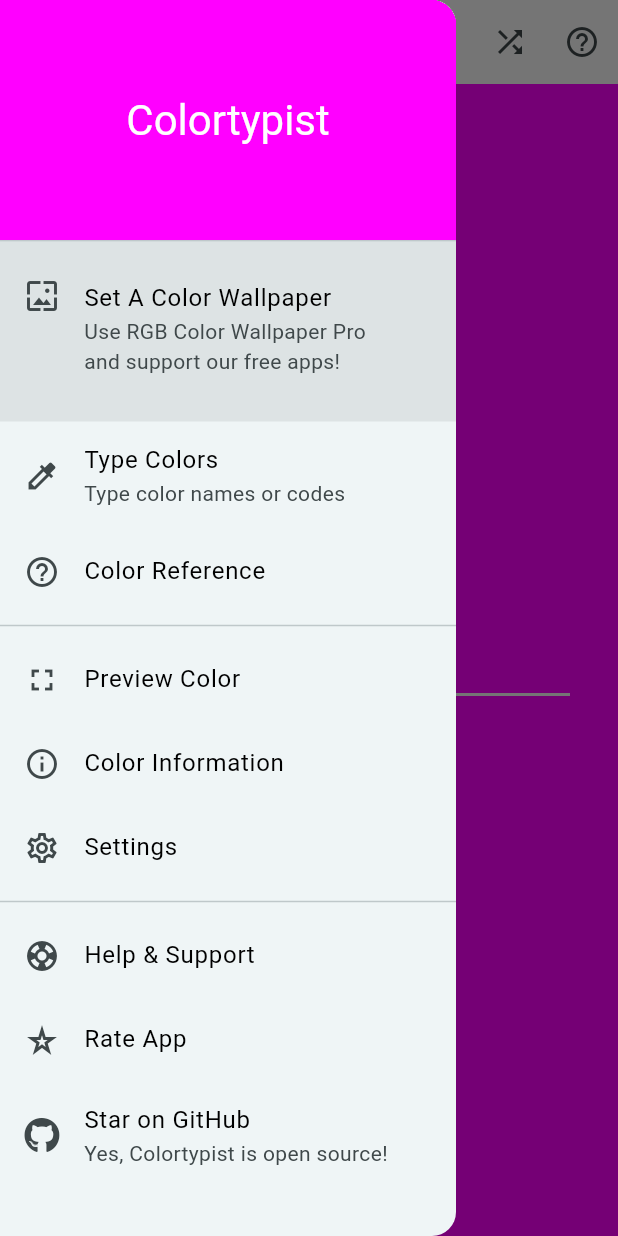
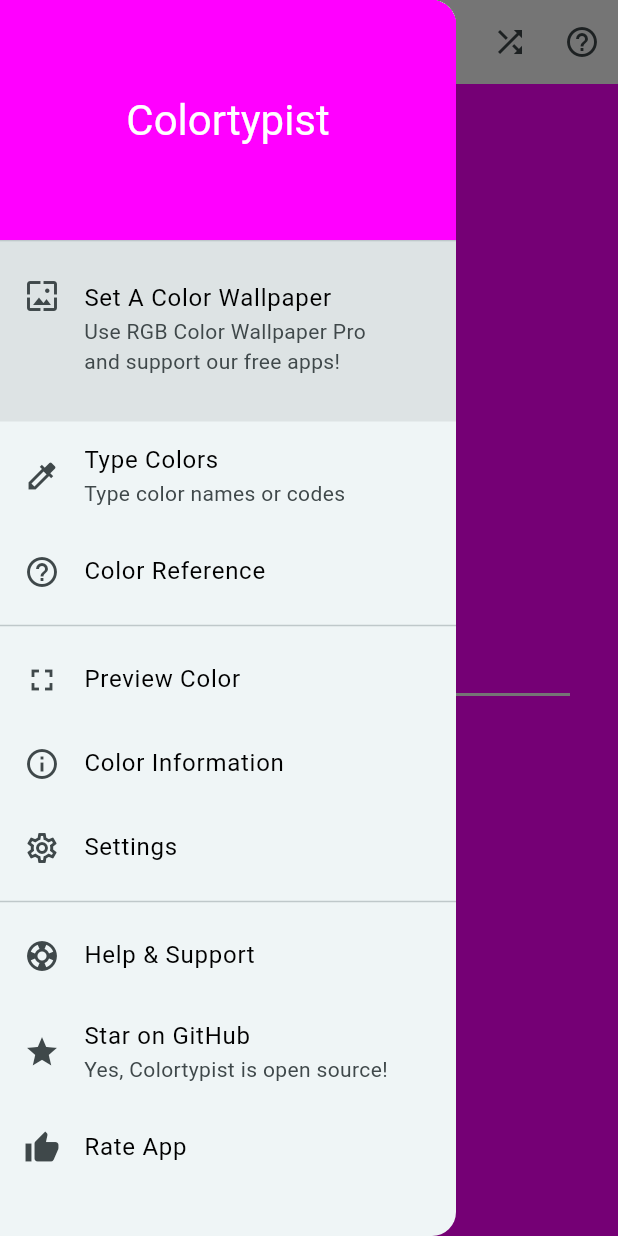
Before and after one commit to tecdrop/colortypist, a Flutter app: the screen it shows after launch, with the side drawer open, on a phone screen of 412 x 824 dp. Run offline on Flutter 3.47's test engine with Material 3 defaults, Android fonts, the phone set to English and light mode, and no system bars; our stand-ins replace from_css_color, share_plus, shared_preferences.

Commit message:
Remove custom icons and associated font files from the project

```diff
--- a/lib/common/custom_icons.dart
+++ /dev/null
@@ -1,18 +0,0 @@
-// Copyright 2020-2025 Tecdrop SRL. All rights reserved.
-// Use of this source code is governed by an MIT-style license that can be found
-// in the LICENSE file or at https://www.tecdrop.com/colortypist/license/.
-
-// Copyright (C) 2023 by original authors @ fluttericon.com, fontello.com
-// This font was generated by FlutterIcon.com, which is derived from Fontello.
-//
-// Font Awesome 5, Copyright (C) 2016 by Dave Gandy
-// Author:    Dave Gandy
-// License:   SIL (https://github.com/FortAwesome/Font-Awesome/blob/master/LICENSE.txt)
-// Homepage:  http://fortawesome.github.com/Font-Awesome/
-
-import 'package:flutter/widgets.dart';
-
-const _kFontFam = 'Colortypist';
-const String? _kFontPkg = null;
-
-const IconData github = IconData(0xf09b, fontFamily: _kFontFam, fontPackage: _kFontPkg);
--- a/lib/widgets/app_drawer.dart
+++ b/lib/widgets/app_drawer.dart
@@ -4,7 +4,6 @@
 
 import 'package:flutter/material.dart';
 
-import '../common/custom_icons.dart' as custom_icons;
 import '../common/strings.dart' as strings;
 import '../models/color_result.dart';
 import 'app_transparency_grid.dart';
@@ -26,10 +25,10 @@ enum AppDrawerItems {
 class AppDrawer extends StatelessWidget {
   /// Creates a new instance of the app drawer.
   const AppDrawer({
-    Key? key,
+    super.key,
     required this.colorResult,
     this.onItemTap,
-  }) : super(key: key);
+  });
 
   /// The current color result to display in the app drawer header.
   ///
@@ -53,7 +52,7 @@ class AppDrawer extends StatelessWidget {
           // The Set Color Wallpaper drawer item
           ListTile(
             contentPadding: const EdgeInsets.all(16.0),
-            tileColor: Theme.of(context).colorScheme.onPrimary.withOpacity(0.075),
+            tileColor: Theme.of(context).colorScheme.onPrimary.withValues(alpha: 0.075),
             leading: const Icon(Icons.wallpaper),
             title: const Text(strings.setWallpaperDrawerTitle),
             subtitle: const Text(strings.setWallpaperDrawerSubtitle),
@@ -116,23 +115,23 @@ class AppDrawer extends StatelessWidget {
             item: AppDrawerItems.help,
           ),
 
+          // The Star on GitHub drawer item
+          _buildItem(
+            context,
+            icon: Icons.star,
+            title: strings.starOnGitHubTitle,
+            subtitle: strings.starOnGitHubSubtitle,
+            item: AppDrawerItems.viewSource,
+          ),
+
           // The Rate App drawer item (currently shown only on Android)
           if (Theme.of(context).platform == TargetPlatform.android)
             _buildItem(
               context,
-              icon: Icons.star_rate_outlined,
+              icon: Icons.thumb_up,
               title: strings.rateAppDrawer,
               item: AppDrawerItems.rateApp,
             ),
-
-          // The Star on GitHub drawer item
-          _buildItem(
-            context,
-            icon: custom_icons.github,
-            title: strings.starOnGitHubTitle,
-            subtitle: strings.starOnGitHubSubtitle,
-            item: AppDrawerItems.viewSource,
-          ),
         ],
       ),
     );
@@ -160,10 +159,10 @@ class AppDrawer extends StatelessWidget {
 /// The header of the app drawer.
 class _AppDrawerHeader extends StatelessWidget {
   const _AppDrawerHeader({
-    Key? key,
+    super.key, // ignore: unused_element_parameter
     required this.colorResult,
     required this.title,
-  }) : super(key: key);
+  });
 
   /// The current color result to display as the background of the drawer header.
   final ColorResult colorResult;
--- a/pubspec.yaml
+++ b/pubspec.yaml
@@ -62,8 +62,3 @@ flutter:
   # included with your application, so that you can use the icons in
   # the material Icons class.
   uses-material-design: true
-
-  fonts:
-    - family:  Colortypist
-      fonts:
-        - asset: fonts/Colortypist.ttf
```
Also changed, not shown: fonts/Colortypist.ttf (deleted).
